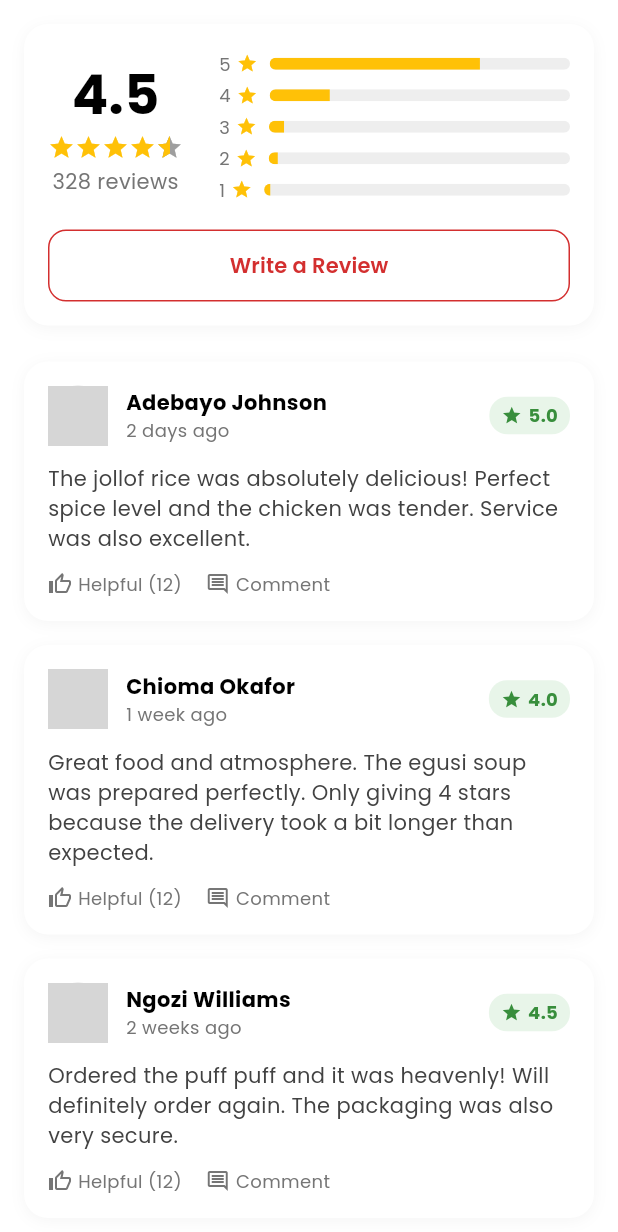
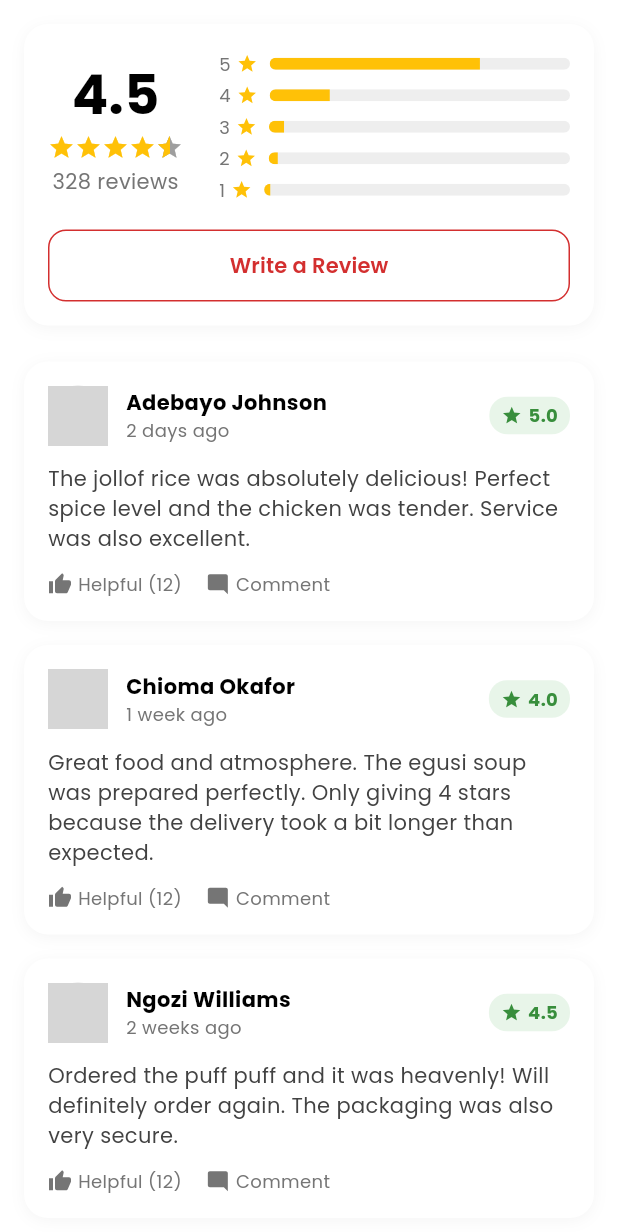
Before and after one commit to Dukeazeta/Quickbite-v3, a Flutter app: the ReviewsTabWidget widget shown alone on an empty page, opened directly, on a phone screen of 412 x 824 dp. Shown: the top 1232 px of the screen. Run offline on Flutter 3.47's test engine with Material 3 defaults, Android fonts, the phone set to English and light mode, and no system bars; drawn by our look-alikes of flutter_rating_bar; our stand-ins replace equatable, flutter_bloc, flutter_svg, fluttertoast, google_fonts, shared_preferences; accounts and stored records are empty; network calls fail; grey boxes are pictures that could not be loaded.

Commit message:
Trying to fix back the icons

```diff
--- a/quickbitev3/lib/screens/restaurant/widgets/reviews_tab_widget.dart
+++ b/quickbitev3/lib/screens/restaurant/widgets/reviews_tab_widget.dart
@@ -1,6 +1,7 @@
 import 'package:flutter/material.dart';
 import 'package:google_fonts/google_fonts.dart';
 import 'package:flutter_rating_bar/flutter_rating_bar.dart';
+import 'package:quickbitev3/utils/app_icons.dart';
 
 class ReviewsTabWidget extends StatelessWidget {
   const ReviewsTabWidget({Key? key}) : super(key: key);
@@ -150,7 +151,7 @@ class ReviewsTabWidget extends StatelessWidget {
             ),
           ),
           const SizedBox(width: 4),
-          Icon(Icons.star, color: Colors.amber, size: 14),
+          AppIcons.star(size: 14, color: Colors.amber),
           const SizedBox(width: 8),
           Expanded(
             child: ClipRRect(
@@ -273,7 +274,10 @@ class ReviewsTabWidget extends StatelessWidget {
       onTap: () {},
       child: Row(
         children: [
-          Icon(icon, color: Colors.grey[600], size: 16),
+          if (icon == Icons.thumb_up_outlined)
+            AppIcons.thumbUp()
+          else if (icon == Icons.comment_outlined)
+            AppIcons.comment(),
           const SizedBox(width: 4),
           Text(
             label,
--- /dev/null
+++ b/quickbitev3/lib/utils/app_icons.dart
@@ -0,0 +1,31 @@
+import 'package:flutter/material.dart';
+import 'package:flutter_svg/flutter_svg.dart';
+
+class AppIcons {
+  static Widget star({Color? color, double? size}) {
+    return SvgPicture.asset(
+      'assets/icons/star.svg',
+      height: size ?? 16,
+      width: size ?? 16,
+      colorFilter: ColorFilter.mode(color ?? Colors.amber, BlendMode.srcIn),
+    );
+  }
+
+  static Widget thumbUp({Color? color, double? size}) {
+    return SvgPicture.asset(
+      'assets/icons/thumb-up.svg',
+      height: size ?? 16,
+      width: size ?? 16,
+      colorFilter: ColorFilter.mode(color ?? Colors.grey[600]!, BlendMode.srcIn),
+    );
+  }
+
+  static Widget comment({Color? color, double? size}) {
+    return SvgPicture.asset(
+      'assets/icons/comment.svg',
+      height: size ?? 16,
+      width: size ?? 16,
+      colorFilter: ColorFilter.mode(color ?? Colors.grey[600]!, BlendMode.srcIn),
+    );
+  }
+}
```
Also changed, not shown: quickbitev3/lib/main.dart (+9 -3 lines), quickbitev3/lib/widgets/icon_test.dart (added, +42 -0 lines), quickbitev3/pubspec.yaml (+5 -7 lines), quickbitev3/assets/icons/add.svg (added), quickbitev3/assets/icons/comment.svg (added), quickbitev3/assets/icons/person.svg (added), quickbitev3/assets/icons/star.svg (added), quickbitev3/assets/icons/thumb-up.svg (added).
